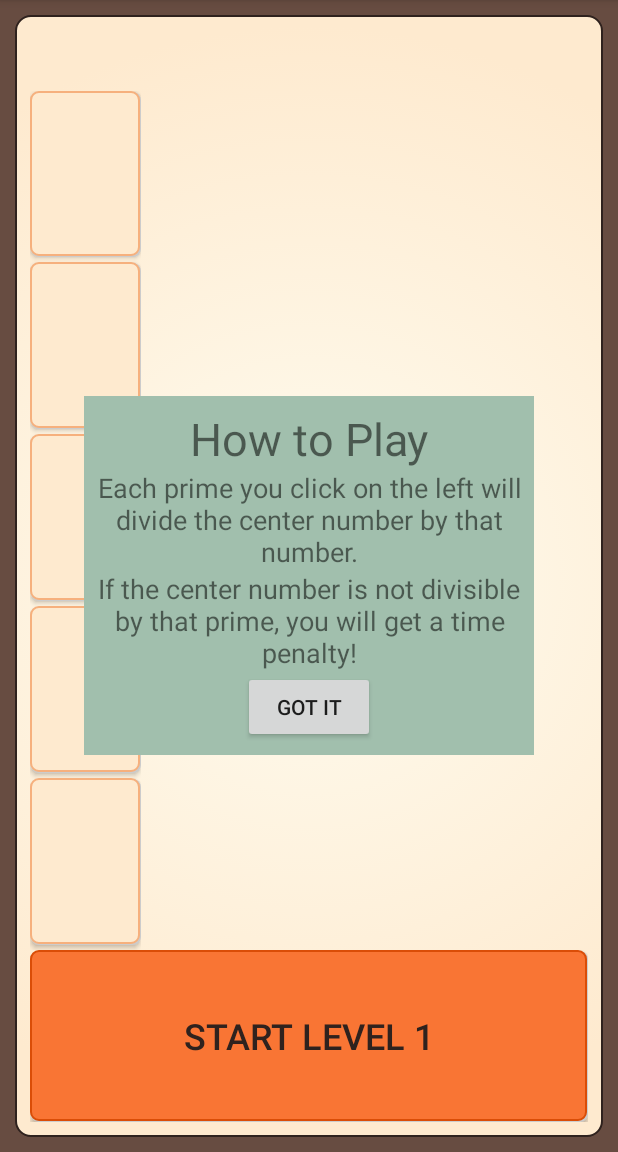
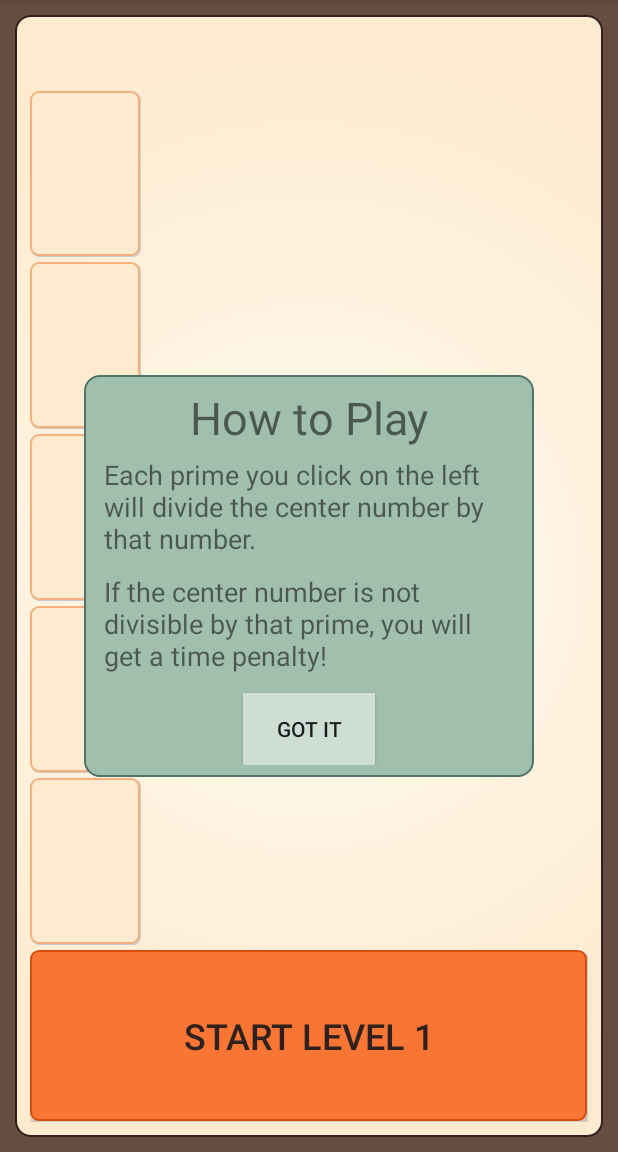
Before and after one commit to taly/Primer, an Android app: the screen it shows after launch (MainActivity), after a tap on "Help", on a phone screen of 412 x 824 dp, the part 84-1236 px from its top. Run offline under Robolectric (Android 15) with nearby library versions, the phone set to English and light mode, and no system bars.

Commit message:
Improvements to help bubble

```diff
--- a/app/src/main/java/com/example/trabinerson/primer/MainActivity.java
+++ b/app/src/main/java/com/example/trabinerson/primer/MainActivity.java
@@ -87,6 +87,8 @@ public class MainActivity extends AppCompatActivity {
             public void onAnimationRepeat(Animation animation) { }
         };
 
+        disablePrimeButtons();
+
         Toolbar myToolbar = (Toolbar) findViewById(R.id.toolbar);
         setSupportActionBar(myToolbar);
     }
@@ -106,7 +108,8 @@ public class MainActivity extends AppCompatActivity {
             }
 
             case R.id.action_help: {
-                setHelpVisibility(true);
+                View helpBubble = findViewById(R.id.help_bubble);
+                setHelpVisibility(!(helpBubble.getVisibility() == View.VISIBLE));
                 return true;
             }
 
@@ -151,6 +154,7 @@ public class MainActivity extends AppCompatActivity {
     }
 
     public void onStartClick(View view) {
+        setHelpVisibility(false);
         mViewHolder.mToFactor.clearAnimation();
         mGameActive = true;
         mViewHolder.mLoseFrame.setVisibility(View.INVISIBLE);
@@ -173,11 +177,44 @@ public class MainActivity extends AppCompatActivity {
         setHelpVisibility(false);
     }
 
-    private void setHelpVisibility(boolean visible) {
-        findViewById(R.id.help_bubble).setVisibility(visible ? View.VISIBLE : View.GONE);
+    private void setHelpVisibility(final boolean visible) {
+        if ((visible && mViewHolder.mHelpBubble.getVisibility() == View.VISIBLE) ||
+                (!visible && mViewHolder.mHelpBubble.getVisibility() == View.INVISIBLE)) {
+            return;
+        }
+
+        float fromX = visible ? 0 : 1;
+        float toX = visible ? 1 : 0;
+        float fromY = visible ? 0 : 1;
+        float toY = visible ? 1 : 0;
+
+        Animation helpAnimation = new ScaleAnimation(fromX, toX, fromY, toY, Animation.RELATIVE_TO_SELF, 0.5f, Animation.RELATIVE_TO_SELF, 0.5f);
+        helpAnimation.setDuration(300);
+        helpAnimation.setAnimationListener(new Animation.AnimationListener() {
+            @Override
+            public void onAnimationStart(Animation animation) {
+                if (visible) {
+                    mViewHolder.mHelpBubble.setVisibility(View.VISIBLE);
+                }
+            }
+
+            @Override
+            public void onAnimationEnd(Animation animation) {
+                if (!visible) {
+                    mViewHolder.mHelpBubble.setVisibility(View.INVISIBLE);
+                }
+            }
+
+            @Override
+            public void onAnimationRepeat(Animation animation) {
+
+            }
+        });
+        mViewHolder.mHelpBubble.startAnimation(helpAnimation);
     }
 
     private void finishLevel(boolean setStartButtonText) {
+        setHelpVisibility(false);
         mGameActive = false;
         mCurrentLevel++;
         mViewHolder.mLevel.setText("");
@@ -187,12 +224,22 @@ public class MainActivity extends AppCompatActivity {
         mViewHolder.mStart.setVisibility(View.VISIBLE);
         mViewHolder.mProgressBar.setVisibility(View.INVISIBLE);
         mViewHolder.mProgressBar.setProgress(MAX_PROGRESS);
+        mViewHolder.mToFactor.setText("");
+        disablePrimeButtons();
+    }
+
+    private void disablePrimeButtons() {
         mViewHolder.mPrime1.setText("");
         mViewHolder.mPrime2.setText("");
         mViewHolder.mPrime3.setText("");
         mViewHolder.mPrime4.setText("");
         mViewHolder.mPrime5.setText("");
-        mViewHolder.mToFactor.setText("");
+
+        mViewHolder.mPrime1.setEnabled(false);
+        mViewHolder.mPrime2.setEnabled(false);
+        mViewHolder.mPrime3.setEnabled(false);
+        mViewHolder.mPrime4.setEnabled(false);
+        mViewHolder.mPrime5.setEnabled(false);
     }
 
     private void startClock(final long startTime) {
@@ -284,6 +331,13 @@ public class MainActivity extends AppCompatActivity {
         mViewHolder.mPrime4.setText(Integer.toString(prime4));
         mViewHolder.mPrime5.setText(Integer.toString(prime5));
         mViewHolder.mToFactor.setText(Integer.toString(toFactor));
+
+        // Enable buttons
+        mViewHolder.mPrime1.setEnabled(true);
+        mViewHolder.mPrime2.setEnabled(true);
+        mViewHolder.mPrime3.setEnabled(true);
+        mViewHolder.mPrime4.setEnabled(true);
+        mViewHolder.mPrime5.setEnabled(true);
     }
 
     private static int chooseNextPrime(
@@ -394,6 +448,7 @@ public class MainActivity extends AppCompatActivity {
 
     public static class ViewHolder {
 
+        public final View mHelpBubble;
         public final TextView mLevel;
         public final Button mStart;
         public final ProgressBar mProgressBar;
@@ -410,6 +465,7 @@ public class MainActivity extends AppCompatActivity {
         public final ImageView mBalloon3;
 
         public ViewHolder(Activity activity) {
+            mHelpBubble = activity.findViewById(R.id.help_bubble);
             mLevel = (TextView) activity.findViewById(R.id.textview_level);
             mStart = (Button) activity.findViewById(R.id.button_start);
             mProgressBar = (ProgressBar) activity.findViewById(R.id.progress_bar);
--- /dev/null
+++ b/app/src/main/res/drawable-xxhdpi/help_bubble.xml
@@ -0,0 +1,10 @@
+<?xml version="1.0" encoding="utf-8"?>
+<selector xmlns:android="http://schemas.android.com/apk/res/android">
+    <item>
+        <shape android:shape="rectangle">
+            <solid android:color="@color/helpBubbleColor" />
+            <corners android:radius="10dp"/>
+            <stroke android:width="1dp" android:color="@color/helpBubbleStroke" />
+        </shape>
+    </item>
+</selector>
--- a/app/src/main/res/drawable-xxhdpi/prime_button.xml
+++ b/app/src/main/res/drawable-xxhdpi/prime_button.xml
@@ -50,7 +50,6 @@
                     <corners android:radius="5dip" />
                     <stroke android:width="1dip" android:color="@color/primeButtonStroke" />
                     <solid android:color="@color/primeButton2" />
-
                 </shape>
             </item>
         </layer-list>
--- a/app/src/main/res/layout/activity_main.xml
+++ b/app/src/main/res/layout/activity_main.xml
@@ -177,9 +177,9 @@
             android:layout_height="wrap_content"
             android:orientation="vertical"
             android:layout_gravity="center"
-            android:background="@color/helpBubbleColor"
+            android:background="@drawable/help_bubble"
             android:padding="8dp"
-            android:visibility="gone"
+            android:visibility="invisible"
             tools:visibility="visible">
             <TextView
                 android:layout_width="match_parent"
@@ -188,22 +188,18 @@
                 android:textSize="30sp"
                 android:text="How to Play"/>
             <TextView
-                android:layout_width="match_parent"
-                android:layout_height="wrap_content"
-                android:gravity="center"
-                android:textSize="18sp"
-                android:text="Each prime you click on the left will divide the center number by that number."/>
+                style="@style/HelpBubbleText"
+                android:text="@string/help_p1"/>
             <TextView
-                android:layout_width="match_parent"
-                android:layout_height="wrap_content"
-                android:gravity="center"
-                android:textSize="18sp"
-                android:text="If the center number is not divisible by that prime, you will get a time penalty!"/>
+                style="@style/HelpBubbleText"
+                android:text="@string/help_p2"/>
             <Button
                 android:layout_width="wrap_content"
                 android:layout_height="wrap_content"
                 android:layout_gravity="center_horizontal"
-                android:text="Got it"
+                android:background="@color/helpButtonColor"
+                android:layout_marginTop="7dp"
+                android:text="@string/help_button"
                 android:onClick="onHideHelp"/>
         </LinearLayout>
 
--- a/app/src/main/res/values/colors.xml
+++ b/app/src/main/res/values/colors.xml
@@ -17,6 +17,8 @@
     <color name="startButtonTextColor">#2f221e</color>
 
     <color name="helpBubbleColor">#a1bfad</color>
+    <color name="helpButtonColor">#ceded5</color>
+    <color name="helpBubbleStroke">#4e736c</color>
 
     <color name="timer1">#F97534</color>
 
--- a/app/src/main/res/values/strings.xml
+++ b/app/src/main/res/values/strings.xml
@@ -1,6 +1,9 @@
 <resources>
     <string name="app_name">Primer</string>
 
-    <string name="hello_world">Hello world!</string>
     <string name="action_settings">Settings</string>
+    <string name="help_title">How to Play</string>
+    <string name="help_p1">Each prime you click on the left will divide the center number by that number.</string>
+    <string name="help_p2">If the center number is not divisible by that prime, you will get a time penalty!</string>
+    <string name="help_button">Got it</string>
 </resources>
--- a/app/src/main/res/values/styles.xml
+++ b/app/src/main/res/values/styles.xml
@@ -16,4 +16,12 @@
         <item name="android:layout_marginBottom">3dp</item>
     </style>
 
+    <style name="HelpBubbleText">
+        <item name="android:layout_width">match_parent</item>
+        <item name="android:layout_height">wrap_content</item>
+        <item name="android:gravity">left</item>
+        <item name="android:textSize">18sp</item>
+        <item name="android:padding">5dp</item>
+    </style>
+
 </resources>
```
Also changed, not shown: app/src/main/res/drawable-xxhdpi/grumpycat.png.
